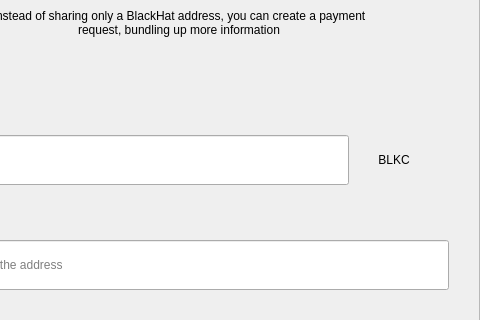
Qt form src/qt/blkc/forms/requestdialog.ui (BlackHatCoin/BlackHatWallet) before a commit; both pictures show x 122 to 602 and y 123 to 443 of the 602 by 607 pixel window.
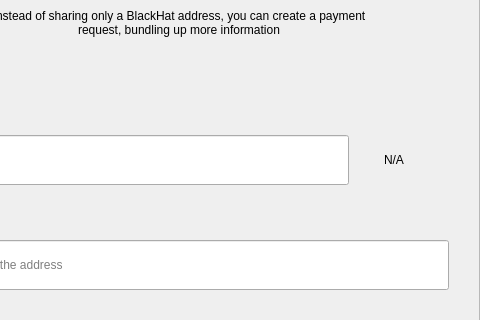
The same form after that commit.

What changed in the file:
```diff
--- a/src/qt/blkc/forms/requestdialog.ui
+++ b/src/qt/blkc/forms/requestdialog.ui
@@ -327,7 +327,7 @@
                    <item>
                     <widget class="QLabel" name="comboBoxCoin">
                      <property name="text">
-                      <string>BLKC</string>
+                      <string notr="true">N/A</string>
                      </property>
                      <property name="alignment">
                       <set>Qt::AlignCenter</set>
```
Left out of the diff: 4 changed lines with no effect on the pictures.
